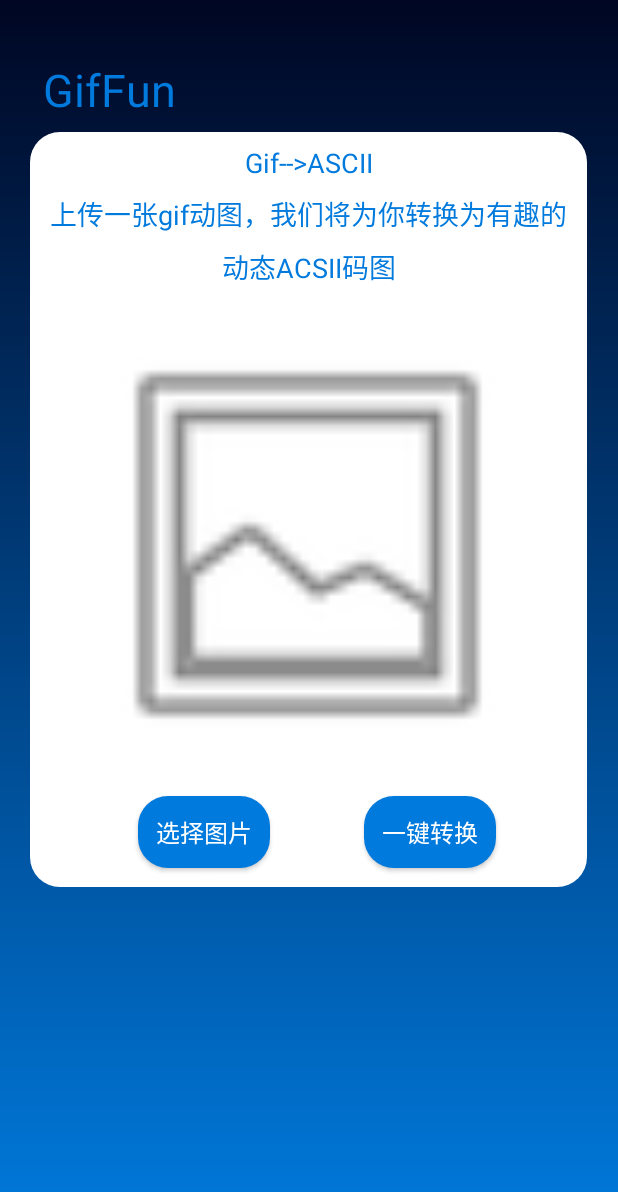
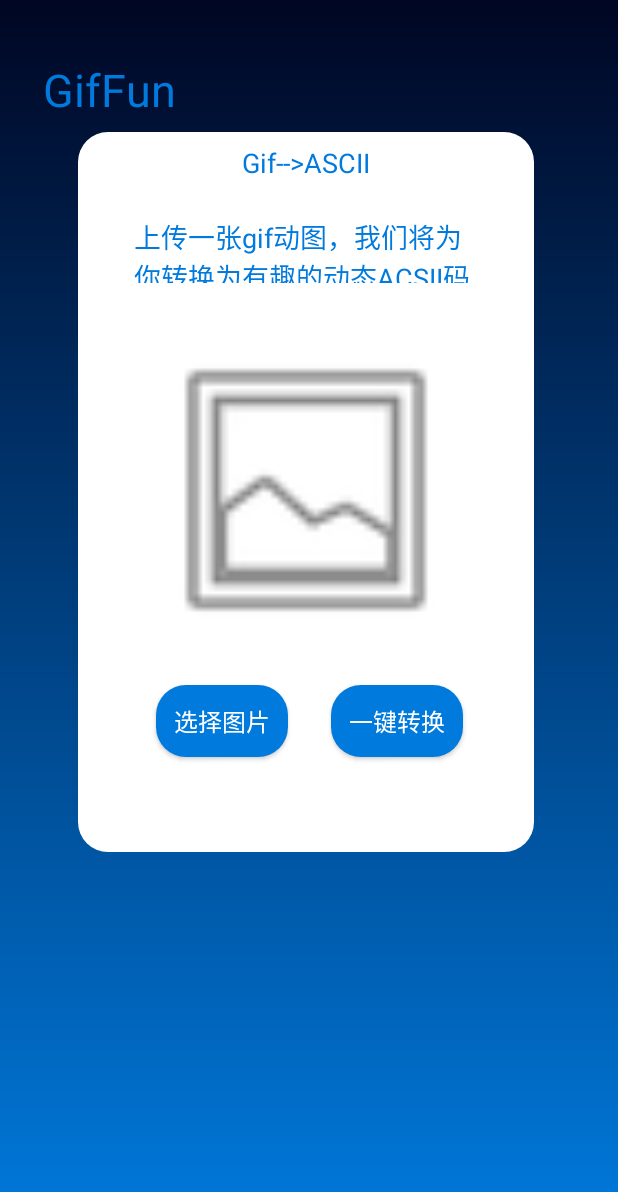
Before and after one commit to DrXZT/asciiMovie-Andorid, an Android app: the screen it shows after launch (MainActivity), on a phone screen of 412 x 824 dp. Shown: the top 1192 px of the screen. Run offline under Robolectric (Android 15) with nearby library versions, the phone set to English and light mode, and no system bars; pictures from the network do not load.

Commit message:
Default Changelist

```diff
--- a/app/src/main/res/layout/activity_main.xml
+++ b/app/src/main/res/layout/activity_main.xml
@@ -9,8 +9,8 @@
 
     <View
         android:id="@+id/view"
-        android:layout_width="371dp"
-        android:layout_height="503dp"
+        android:layout_width="304dp"
+        android:layout_height="480dp"
         android:layout_marginStart="8dp"
         android:layout_marginTop="8dp"
         android:layout_marginEnd="8dp"
@@ -22,22 +22,21 @@
 
     <ImageView
         android:id="@+id/GifImage"
-        android:layout_width="323dp"
-        android:layout_height="303dp"
-        android:layout_marginTop="20dp"
+        android:layout_width="224dp"
+        android:layout_height="212dp"
+        android:layout_marginTop="32dp"
+        android:contentDescription="@string/todo"
         app:layout_constraintEnd_toEndOf="@+id/view"
-        app:layout_constraintHorizontal_bias="0.48"
         app:layout_constraintStart_toStartOf="@+id/view"
-        app:layout_constraintTop_toBottomOf="@+id/textView_ACSII"
-        app:srcCompat="@android:drawable/ic_menu_gallery"
-        android:contentDescription="@string/todo" />
+        app:layout_constraintTop_toBottomOf="@+id/textView_Gif"
+        app:srcCompat="@android:drawable/ic_menu_gallery" />
 
     <Button
         android:id="@+id/Choose_button"
         android:layout_width="wrap_content"
         android:layout_height="wrap_content"
-        android:layout_marginStart="72dp"
-        android:layout_marginTop="16dp"
+        android:layout_marginStart="52dp"
+        android:layout_marginTop="24dp"
         android:background="@drawable/button_circle_shape"
         android:text="@string/SelectImage"
         android:textColor="#FFFFFF"
@@ -50,14 +49,14 @@
         android:layout_width="wrap_content"
         android:layout_height="wrap_content"
         android:layout_marginStart="8dp"
-        android:layout_marginTop="16dp"
+        android:layout_marginTop="24dp"
         android:layout_marginEnd="8dp"
         android:background="@drawable/button_circle_shape"
         android:text="@string/Changeimage"
         android:textColor="#FFFFFF"
         android:textSize="16sp"
         app:layout_constraintEnd_toEndOf="@+id/view"
-        app:layout_constraintHorizontal_bias="0.507"
+        app:layout_constraintHorizontal_bias="0.347"
         app:layout_constraintStart_toEndOf="@+id/Choose_button"
         app:layout_constraintTop_toBottomOf="@+id/GifImage" />
 
@@ -89,37 +88,26 @@
 
     <TextView
         android:id="@+id/textView_Gif"
-        android:layout_width="wrap_content"
-        android:layout_height="wrap_content"
-        android:layout_marginTop="8dp"
+        android:layout_width="236dp"
+        android:layout_height="44dp"
+        android:layout_marginTop="24dp"
         android:text="@string/gif"
         android:textColor="#007ADD"
         android:textSize="18sp"
         app:layout_constraintEnd_toEndOf="@+id/view"
+        app:layout_constraintHorizontal_bias="0.552"
         app:layout_constraintStart_toStartOf="@+id/view"
         app:layout_constraintTop_toBottomOf="@+id/textView_GifToASCII" />
-
-    <TextView
-        android:id="@+id/textView_ACSII"
-        android:layout_width="wrap_content"
-        android:layout_height="wrap_content"
-        android:layout_marginTop="8dp"
-        android:text="@string/acsii"
-        android:textColor="#007ADD"
-        android:textSize="18sp"
-        app:layout_constraintEnd_toEndOf="@+id/view"
-        app:layout_constraintStart_toStartOf="@+id/view"
-        app:layout_constraintTop_toBottomOf="@+id/textView_Gif" />
 
     <ProgressBar
         android:id="@+id/progressBar"
         style="?android:attr/progressBarStyle"
         android:layout_width="119dp"
         android:layout_height="106dp"
+        android:visibility="gone"
         app:layout_constraintBottom_toBottomOf="@+id/GifImage"
         app:layout_constraintEnd_toEndOf="@+id/GifImage"
         app:layout_constraintStart_toStartOf="@+id/GifImage"
-        app:layout_constraintTop_toTopOf="@+id/GifImage"
-        android:visibility="gone"/>
+        app:layout_constraintTop_toTopOf="@+id/GifImage" />
 
 </android.support.constraint.ConstraintLayout>
--- a/app/src/main/res/values/strings.xml
+++ b/app/src/main/res/values/strings.xml
@@ -1,6 +1,6 @@
 <resources>
     <string name="app_name">AscIIMovie</string>
-    <string name="gif">上传一张gif动图，我们将为你转换为有趣的</string>
+    <string name="gif">上传一张gif动图，我们将为你转换为有趣的动态ACSII码图</string>
     <string name="SelectImage">选择图片</string>
     <string name="Changeimage">一键转换</string>
     <string name="giffun">GifFun</string>
```
